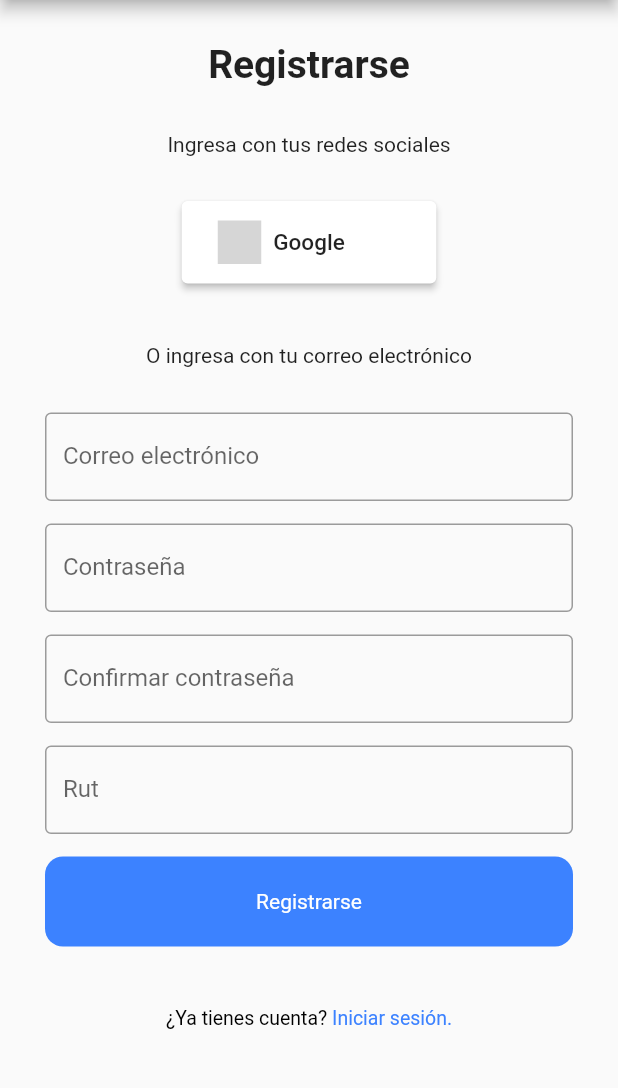
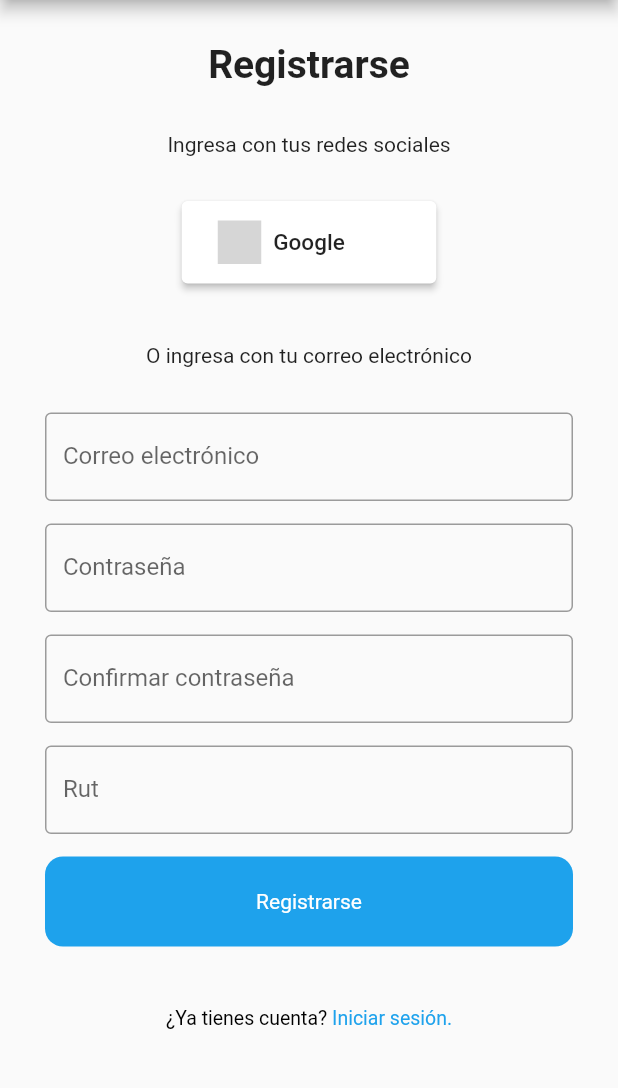
Before and after one commit to nicobrevis/PillSend, a Flutter app: the screen it shows after launch, after a tap on "Registrarte", on a phone screen of 412 x 824 dp, the part 84-1172 px from its top. Run offline on Flutter 3.47's test engine with Material 2 defaults, Android fonts, the light colour scheme and no system bars; drawn by our look-alikes of social_login_buttons; our stand-ins replace cloud_firestore, firebase_auth, firebase_core, flutter_countdown_timer, google_sign_in, shared_preferences and 1 more; missing offline and left inert: flutter_web_browser; accounts and stored records are empty; network calls fail; grey boxes are pictures that could not be loaded.

Commit message:
cambio de color y boton eliminar hora

```diff
--- a/lib/utils/code_refector.dart
+++ b/lib/utils/code_refector.dart
@@ -27,7 +27,7 @@ Widget SignUpContainer({required String st}) {
     width: double.infinity,
     height: 60,
     decoration: BoxDecoration(
-      color: AppColors.kBlueColor,
+      color: Color.fromARGB(255, 30, 162, 236),
       borderRadius: BorderRadius.circular(12),
     ),
     child: Center(
@@ -52,7 +52,7 @@ TextSpan RichTextSpan({required String one, required String two}) {
         text: two,
         style: TextStyle(
           fontSize: 13,
-          color: AppColors.kBlueColor,
+          color: Color.fromARGB(255, 30, 162, 236),
         )),
   ]);
 }
--- a/lib/views/_app/EntregaAlimentosScreen.dart
+++ b/lib/views/_app/EntregaAlimentosScreen.dart
@@ -59,7 +59,7 @@ class _EntregaAlimentosScreenState extends State<EntregaAlimentosScreen> {
       appBar: AppBar(
         title: const Text('PillSend'),
         centerTitle: true,
-        backgroundColor: Color(0xFF3F87A5),
+        backgroundColor: Color.fromARGB(255, 30, 162, 236),
       ),
       body: Container(
         padding: const EdgeInsets.all(16),
--- a/lib/views/_app/HealthControlScreen.dart
+++ b/lib/views/_app/HealthControlScreen.dart
@@ -8,7 +8,7 @@ class HealthControlScreen extends StatelessWidget {
     return Scaffold(
       appBar: AppBar(
         title: Text('Futuros Controles de Salud'),
-        backgroundColor: Color(0xFF3F87A5),
+        backgroundColor: Color.fromARGB(255, 30, 162, 236),
       ),
       body: ListView(
         children: <Widget>[
@@ -20,7 +20,6 @@ class HealthControlScreen extends StatelessWidget {
               MaterialPageRoute(builder: (context) => DentalHistoryScreen()),
             );
           }),
-
           buildSectionWithShadow('Controles de Asma'),
           buildControlItem('Próximo control de asma', '25 de septiembre, 2023'),
           buildHistoryButton('Historial de asma', 'Ver historial de asma', () {
@@ -70,7 +69,8 @@ class HealthControlScreen extends StatelessWidget {
     );
   }
 
-  Widget buildHistoryButton(String title, String subtitle, VoidCallback? onTap) {
+  Widget buildHistoryButton(
+      String title, String subtitle, VoidCallback? onTap) {
     return Container(
       margin: EdgeInsets.all(8),
       child: ElevatedButton(
--- a/lib/views/_app/ProfileScreen.dart
+++ b/lib/views/_app/ProfileScreen.dart
@@ -31,7 +31,7 @@ class ProfileScreen extends StatelessWidget {
     return Scaffold(
       appBar: AppBar(
         title: Text('Perfil del Paciente'),
-        backgroundColor: Color(0xFF3F87A5),
+        backgroundColor: Color.fromARGB(255, 30, 162, 236),
       ),
       body: FutureBuilder(
         future: _getUserUid(),
@@ -81,7 +81,8 @@ class ProfileScreen extends StatelessWidget {
             height: 150,
             decoration: BoxDecoration(
               shape: BoxShape.circle,
-              color: Colors.grey, // Puedes cambiar el color de fondo según tus preferencias
+              color: Colors
+                  .grey, // Puedes cambiar el color de fondo según tus preferencias
             ),
             child: Icon(
               Icons.account_circle,
--- a/lib/views/_app/SettingsScreen.dart
+++ b/lib/views/_app/SettingsScreen.dart
@@ -10,7 +10,7 @@ class SettingsScreen extends StatelessWidget {
     return Scaffold(
       appBar: AppBar(
         title: Text('Configuración'),
-        backgroundColor: Color(0xFF3F87A5),
+        backgroundColor: Color.fromARGB(255, 30, 162, 236),
       ),
       body: ListView(
         children: <Widget>[
--- a/lib/views/home_screen.dart
+++ b/lib/views/home_screen.dart
@@ -41,11 +41,11 @@ class _HomeScreen_auxState extends State<HomeScreen_aux> {
 
     Navigator.of(context).pushReplacement(
       MaterialPageRoute(
-      builder: (context) => WelcomeScreen_google(userCredential: userCredential),
+        builder: (context) =>
+            WelcomeScreen_google(userCredential: userCredential),
       ),
     );
   }
-
 
   @override
   Widget build(BuildContext context) {
@@ -54,7 +54,7 @@ class _HomeScreen_auxState extends State<HomeScreen_aux> {
         appBar: AppBar(
             centerTitle: true,
             title: const Text('PillSend'),
-            backgroundColor: Color(0xFF3F87A5),
+            backgroundColor: Color.fromARGB(255, 30, 162, 236),
             automaticallyImplyLeading: false),
         body: SingleChildScrollView(
           child: Padding(
@@ -85,11 +85,11 @@ class _HomeScreen_auxState extends State<HomeScreen_aux> {
                           fontSize: 14,
                         )),
                     const SizedBox(
-                      height: 30,
+                      height: 10,
                     ),
-                    Image.asset("images/pilllogo.png", height: 150),
+                    Image.asset("images/pilllogo.png", height: 250),
                     const SizedBox(
-                      height: 40,
+                      height: 10,
                     ),
                     customText(
                         txt: "Ingresa con tus redes sociales",
--- a/lib/views/login_signup/signup_sreen.dart
+++ b/lib/views/login_signup/signup_sreen.dart
@@ -1,3 +1,5 @@
+// ignore_for_file: use_build_context_synchronously
+
 import 'package:firebase_auth/firebase_auth.dart';
 import 'package:cloud_firestore/cloud_firestore.dart';
 import 'package:flutter/material.dart';
--- a/lib/views/welcome_ScreenNoRut.dart
+++ b/lib/views/welcome_ScreenNoRut.dart
@@ -24,7 +24,7 @@ class _WelcomeScreenState extends State<WelcomeScreenNoRut> {
         appBar: AppBar(
           centerTitle: true,
           title: const Text('PillSend'),
-          backgroundColor: Color(0xFF3F87A5),
+          backgroundColor: Color.fromARGB(255, 30, 162, 236),
           automaticallyImplyLeading: false,
           actions: [
             IconButton(
--- a/lib/views/welcome_Screen_google.dart
+++ b/lib/views/welcome_Screen_google.dart
@@ -28,7 +28,7 @@ class _WelcomeScreenState extends State<WelcomeScreen_google> {
         appBar: AppBar(
           centerTitle: true,
           title: const Text('PillSend'),
-          backgroundColor: Color(0xFF3F87A5),
+          backgroundColor: Color.fromARGB(255, 30, 162, 236),
           automaticallyImplyLeading: false,
           actions: [
             IconButton(
--- a/pubspec.yaml
+++ b/pubspec.yaml
@@ -46,7 +46,7 @@ dependencies:
   flutter_web_browser: ^0.17.1
   flutter_local_notifications: ^14.1.1
   table_calendar: ^3.0.9
-  intl: ^0.18.1
+  intl: ^0.18.0
   flutter_localizations:
     sdk: flutter
   flutter_svg: ^2.0.9
```
Also changed, not shown: lib/views/_app/AsmaHistoryScreen.dart (+7 -4 lines), lib/views/_app/DentalHistoryScreen.dart (+5 -3 lines), lib/views/_app/EntregaMedicamentosScreen.dart (+79 -4 lines), lib/views/_app/menu.dart (+16 -8 lines), lib/views/login_signup/login_screen.dart (+6 -2 lines), lib/views/welcome_Screen.dart (+5 -5 lines), pubspec.lock. Lines whose indentation alone changed are shown as unchanged.
